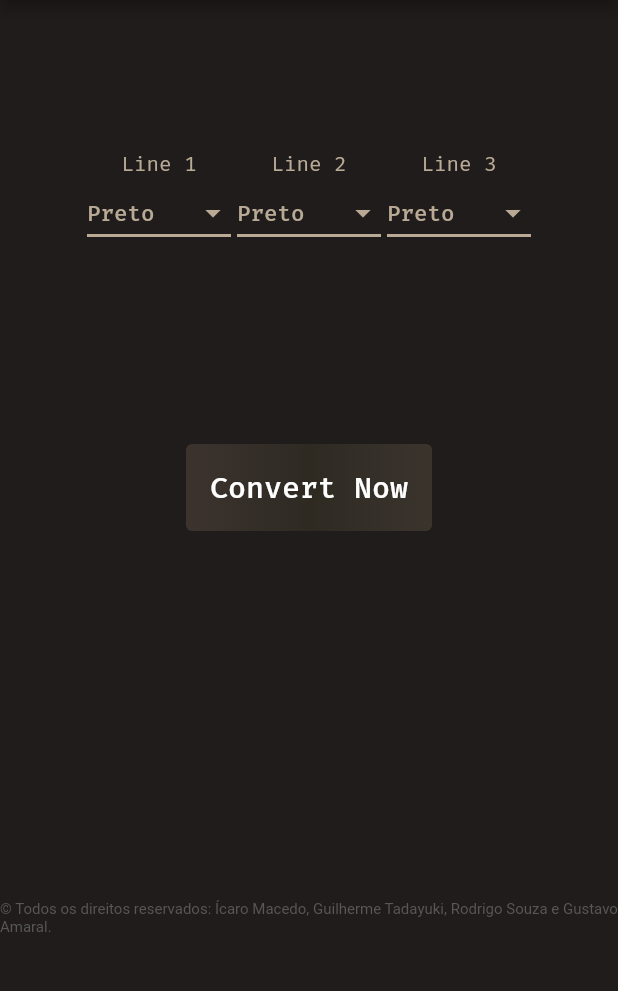
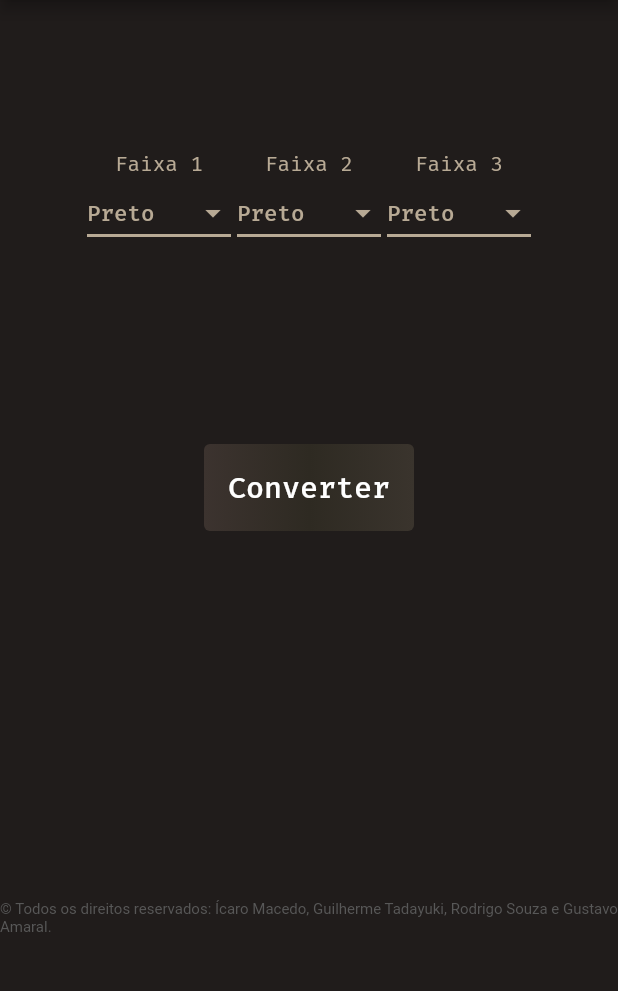
Before and after one commit to Cickruss/WhatResistor, a Flutter app: the ColorToResistence screen opened directly, on a phone screen of 412 x 824 dp, the part 84-1075 px from its top. Run offline on Flutter 3.47's test engine with Material 2 defaults, Android fonts, the light colour scheme and no system bars; our stand-ins replace google_fonts.

Commit message:
Linguagem ambígua (Resolvido)

```diff
--- a/lib/ColorToResistence.dart
+++ b/lib/ColorToResistence.dart
@@ -54,7 +54,7 @@ class _ColorToResistenceState extends State<ColorToResistence> {
                 Column(
                   children: [
                     Padding(padding: EdgeInsets.all(50.0)),
-                    Text('Line 1',
+                    Text('Faixa 1',
                         style: GoogleFonts.firaCode(
                           color: Color.fromARGB(255, 184, 170, 149),
                         )),
@@ -130,7 +130,7 @@ class _ColorToResistenceState extends State<ColorToResistence> {
                 Column(
                   children: [
                     Padding(padding: EdgeInsets.all(50.0)),
-                    Text('Line 2',
+                    Text('Faixa 2',
                         style: GoogleFonts.firaCode(
                           color: Color.fromARGB(255, 184, 170, 149),
                         )),
@@ -202,7 +202,7 @@ class _ColorToResistenceState extends State<ColorToResistence> {
                 Column(
                   children: [
                     Padding(padding: EdgeInsets.all(50.0)),
-                    Text('Line 3',
+                    Text('Faixa 3',
                         style: GoogleFonts.firaCode(
                           color: Color.fromARGB(255, 184, 170, 149),
                         )),
@@ -294,7 +294,7 @@ class _ColorToResistenceState extends State<ColorToResistence> {
                               fontSize: 20, fontWeight: FontWeight.w500),
                         ),
                         onPressed: () => runColorToResistence(),
-                        child: const Text('Convert Now'),
+                        child: const Text('Converter'),
                       ),
                     ],
                   ),
--- a/lib/Homepage.dart
+++ b/lib/Homepage.dart
@@ -52,7 +52,7 @@ class HomePage extends StatelessWidget {
                         MaterialPageRoute(
                             builder: (context) => ResistenceToColor()));
                   },
-                  child: const Text('Resistence -> Color'),
+                  child: const Text('Resistência -> Cor'),
                 ),
               ],
             ),
@@ -88,7 +88,7 @@ class HomePage extends StatelessWidget {
                         MaterialPageRoute(
                             builder: (context) => ColorToResistence()));
                   },
-                  child: const Text('Color -> Resistence'),
+                  child: const Text('Cor -> Resistência'),
                 ),
               ],
             ),
--- a/lib/ResistenceToColor.dart
+++ b/lib/ResistenceToColor.dart
@@ -1,4 +1,5 @@
 import 'package:flutter/material.dart';
+import 'package:flutter/services.dart';
 import 'package:flutter/src/widgets/container.dart';
 import 'package:flutter/src/widgets/framework.dart';
 import 'package:google_fonts/google_fonts.dart';
@@ -70,6 +71,10 @@ class _ResistenceToColorState extends State<ResistenceToColor> {
           children: [
             Padding(padding: EdgeInsets.all(30.0)),
             TextField(
+              keyboardType: TextInputType.number,
+              inputFormatters: <TextInputFormatter>[
+                FilteringTextInputFormatter.digitsOnly
+              ],
               style: GoogleFonts.firaCode(fontSize: 15, color: Colors.white),
               maxLength: 11,
               controller: _textController,
@@ -105,7 +110,7 @@ class _ResistenceToColorState extends State<ResistenceToColor> {
                           fontSize: 20, fontWeight: FontWeight.w500),
                     ),
                     onPressed: () => runResistenceToColor(),
-                    child: const Text('Convert Now'),
+                    child: const Text('Converter'),
                   ),
                 ],
               ),
```
Also changed, not shown: 10 other files.
